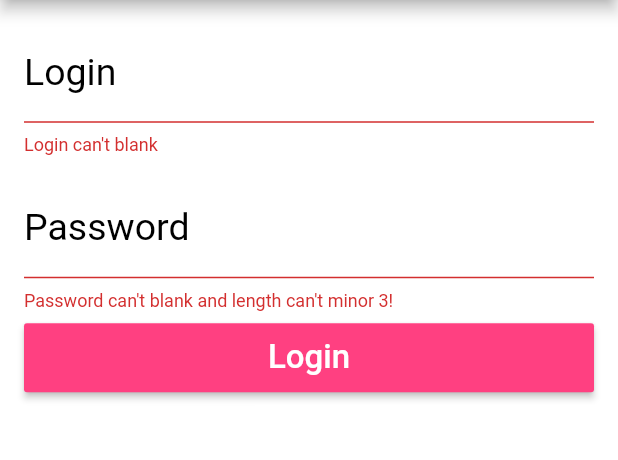
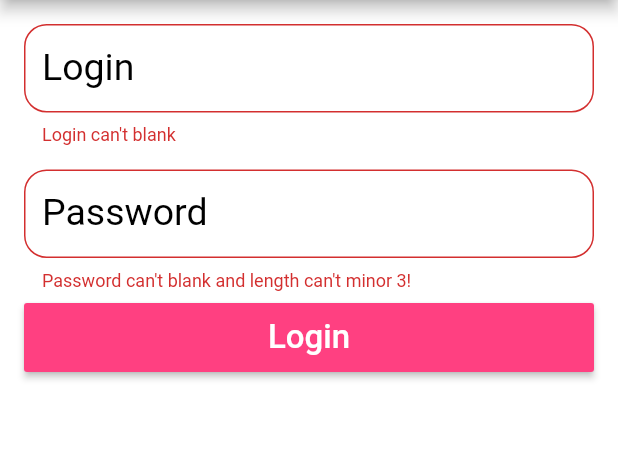
Before and after one commit to lucasomac/Carros, a Flutter app: the screen it shows after launch, after a tap on "Login", on a phone screen of 412 x 824 dp, the part 84-544 px from its top. Run offline on Flutter 3.47's test engine with Material 2 defaults, Android fonts, the phone set to English and light mode, and no system bars.

Commit message:
Widgets criados

```diff
--- a/lib/pages/login_page.dart
+++ b/lib/pages/login_page.dart
@@ -1,3 +1,5 @@
+import 'package:Carros/widgets/app_button.dart';
+import 'package:Carros/widgets/app_text.dart';
 import 'package:flutter/material.dart';
 
 class LoginPage extends StatefulWidget {
@@ -32,7 +34,7 @@ class _LoginPageState extends State<LoginPage> {
         padding: EdgeInsets.all(16),
         child: ListView(
           children: <Widget>[
-            _text("Login", "Insira seu login",
+            AppText("Login", "Insira seu login",
                 controller: _tLogin,
                 validator: _validateLogin,
                 keyboardType: TextInputType.emailAddress,
@@ -41,7 +43,7 @@ class _LoginPageState extends State<LoginPage> {
             SizedBox(
               height: 16,
             ),
-            _text(
+            AppText(
               "Password",
               "Insira seu password",
               controller: _tPassword,
@@ -51,7 +53,7 @@ class _LoginPageState extends State<LoginPage> {
               textInputAction: TextInputAction.done,
               focusNode: _focusPassword,
             ),
-            _button("Login", _onClickLogin),
+            AppButon("Login", onPressed: _onClickLogin),
           ],
         ),
       ),
@@ -74,56 +76,6 @@ class _LoginPageState extends State<LoginPage> {
     }
   }
 
-  _text(String label,
-      String hint, {
-        bool obscureText = false,
-        TextEditingController controller,
-        FormFieldValidator<String> validator,
-        TextInputType keyboardType,
-        TextInputAction textInputAction,
-        FocusNode focusNode,
-        FocusNode nextFocus,
-      }) {
-    return TextFormField(
-      controller: controller,
-      obscureText: obscureText,
-      validator: validator,
-      keyboardType: keyboardType,
-      textInputAction: textInputAction,
-      focusNode: focusNode,
-      onFieldSubmitted: (String text) {
-        if (nextFocus != null) {
-          FocusScope.of(context).requestFocus(_focusPassword);
-        }
-      },
-      style: TextStyle(color: Colors.black54),
-      decoration: InputDecoration(
-        labelText: label,
-        labelStyle: TextStyle(fontSize: 25, color: Colors.black),
-        hintText: hint,
-        hintStyle: TextStyle(fontSize: 15, color: Colors.black12),
-      ),
-    );
-  }
-
-  _button(String text, Function onPressed) {
-    return Container(
-      height: 46,
-      margin: EdgeInsets.only(top: 8),
-      child: RaisedButton(
-        child: Text(
-          text,
-          style: TextStyle(
-            color: Colors.white,
-            fontSize: 22,
-          ),
-        ),
-        color: Colors.pinkAccent,
-        onPressed: onPressed,
-      ),
-    );
-  }
-
   _onClickLogin() {
     if (!_formKey.currentState.validate()) {
       return;
--- /dev/null
+++ b/lib/widgets/app_button.dart
@@ -0,0 +1,28 @@
+import 'package:flutter/material.dart';
+
+class AppButon extends StatelessWidget {
+  String text;
+
+  Function onPressed;
+
+  AppButon(this.text, {this.onPressed});
+
+  @override
+  Widget build(BuildContext context) {
+    return Container(
+      height: 46,
+      margin: EdgeInsets.only(top: 8),
+      child: RaisedButton(
+        child: Text(
+          text,
+          style: TextStyle(
+            color: Colors.white,
+            fontSize: 22,
+          ),
+        ),
+        color: Colors.pinkAccent,
+        onPressed: onPressed,
+      ),
+    );
+  }
+}
--- /dev/null
+++ b/lib/widgets/app_text.dart
@@ -0,0 +1,50 @@
+import 'package:flutter/material.dart';
+
+class AppText extends StatelessWidget {
+  String label;
+  String hint;
+  bool obscureText;
+  TextEditingController controller;
+  FormFieldValidator<String> validator;
+  TextInputType keyboardType;
+  TextInputAction textInputAction;
+  FocusNode focusNode;
+  FocusNode nextFocus;
+
+  AppText(
+    this.label,
+    this.hint, {
+    this.obscureText = false,
+    this.controller,
+    this.validator,
+    this.keyboardType,
+    this.textInputAction,
+    this.focusNode,
+    this.nextFocus,
+  });
+
+  @override
+  Widget build(BuildContext context) {
+    return TextFormField(
+      controller: controller,
+      obscureText: obscureText,
+      validator: validator,
+      keyboardType: keyboardType,
+      textInputAction: textInputAction,
+      focusNode: focusNode,
+      onFieldSubmitted: (String text) {
+        if (nextFocus != null) {
+          FocusScope.of(context).requestFocus(nextFocus);
+        }
+      },
+      style: TextStyle(color: Colors.black54),
+      decoration: InputDecoration(
+        border: OutlineInputBorder(borderRadius: BorderRadius.circular(15)),
+        labelText: label,
+        labelStyle: TextStyle(fontSize: 25, color: Colors.black),
+        hintText: hint,
+        hintStyle: TextStyle(fontSize: 15, color: Colors.black12),
+      ),
+    );
+  }
+}
```
